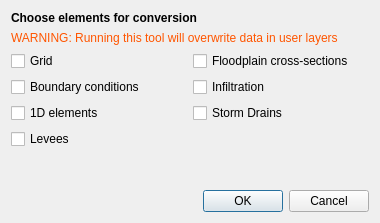
Old version of the form flo2d/ui/schema2user.ui in the repository FLO-2DSoftware/qgis-flo-2d-plugin.
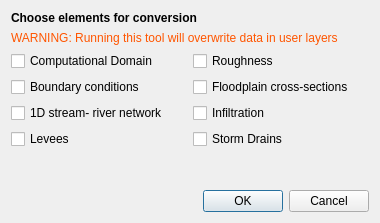
New version of the form.

Patch:
```diff
--- a/flo2d/ui/schema2user.ui
+++ b/flo2d/ui/schema2user.ui
@@ -56,13 +56,6 @@
      <property name="bottomMargin">
       <number>0</number>
      </property>
-     <item row="2" column="0">
-      <widget class="QCheckBox" name="ckbox_1d">
-       <property name="text">
-        <string>1D elements</string>
-       </property>
-      </widget>
-     </item>
      <item row="1" column="0">
       <widget class="QCheckBox" name="ckbox_bc">
        <property name="text">
@@ -70,31 +63,10 @@
        </property>
       </widget>
      </item>
-     <item row="2" column="1">
-      <widget class="QCheckBox" name="ckbox_swmm">
-       <property name="text">
-        <string>Storm Drains</string>
-       </property>
-      </widget>
-     </item>
      <item row="0" column="0">
       <widget class="QCheckBox" name="ckbox_grid">
        <property name="text">
-        <string>Grid</string>
-       </property>
-      </widget>
-     </item>
-     <item row="0" column="1">
-      <widget class="QCheckBox" name="ckbox_fpxsec">
-       <property name="text">
-        <string>Floodplain cross-sections</string>
-       </property>
-      </widget>
-     </item>
-     <item row="1" column="1">
-      <widget class="QCheckBox" name="ckbox_infil">
-       <property name="text">
-        <string>Infiltration</string>
+        <string>Computational Domain</string>
        </property>
       </widget>
      </item>
@@ -105,6 +77,41 @@
        </property>
       </widget>
      </item>
+     <item row="2" column="0">
+      <widget class="QCheckBox" name="ckbox_1d">
+       <property name="text">
+        <string>1D stream- river network</string>
+       </property>
+      </widget>
+     </item>
+     <item row="3" column="1">
+      <widget class="QCheckBox" name="ckbox_swmm">
+       <property name="text">
+        <string>Storm Drains</string>
+       </property>
+      </widget>
+     </item>
+     <item row="2" column="1">
+      <widget class="QCheckBox" name="ckbox_infil">
+       <property name="text">
+        <string>Infiltration</string>
+       </property>
+      </widget>
+     </item>
+     <item row="1" column="1">
+      <widget class="QCheckBox" name="ckbox_fpxsec">
+       <property name="text">
+        <string>Floodplain cross-sections</string>
+       </property>
+      </widget>
+     </item>
+     <item row="0" column="1">
+      <widget class="QCheckBox" name="ckbox_roughness">
+       <property name="text">
+        <string>Roughness</string>
+       </property>
+      </widget>
+     </item>
     </layout>
    </item>
   </layout>
```
Left out of the diff: 2 changed lines with no effect on the pictures.
